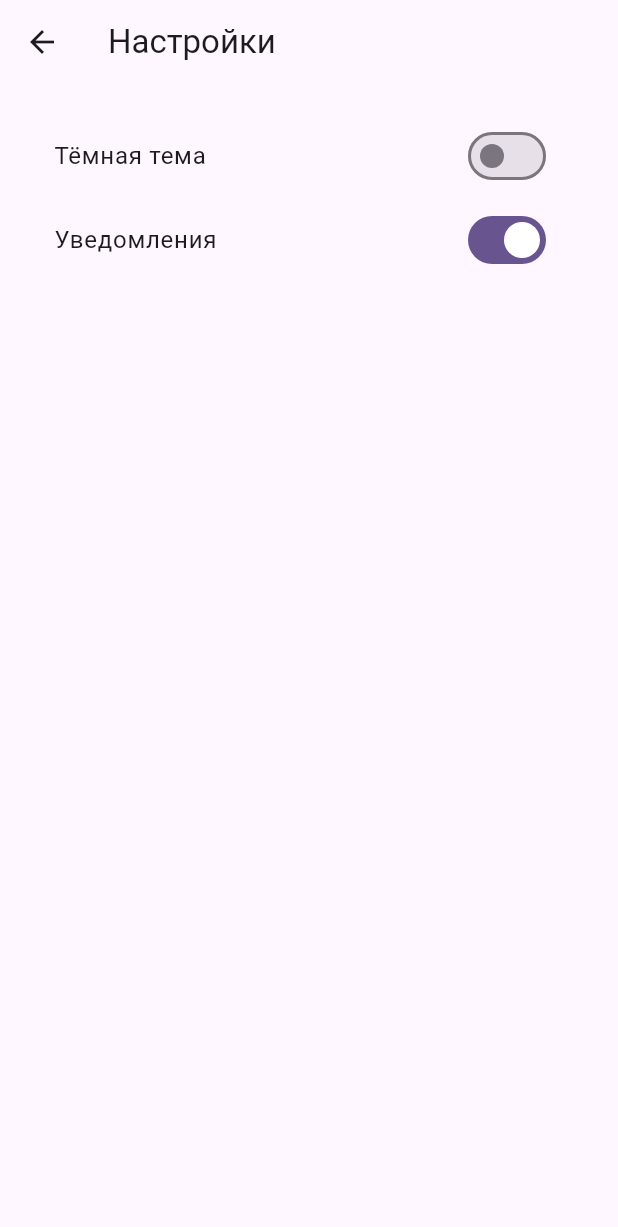
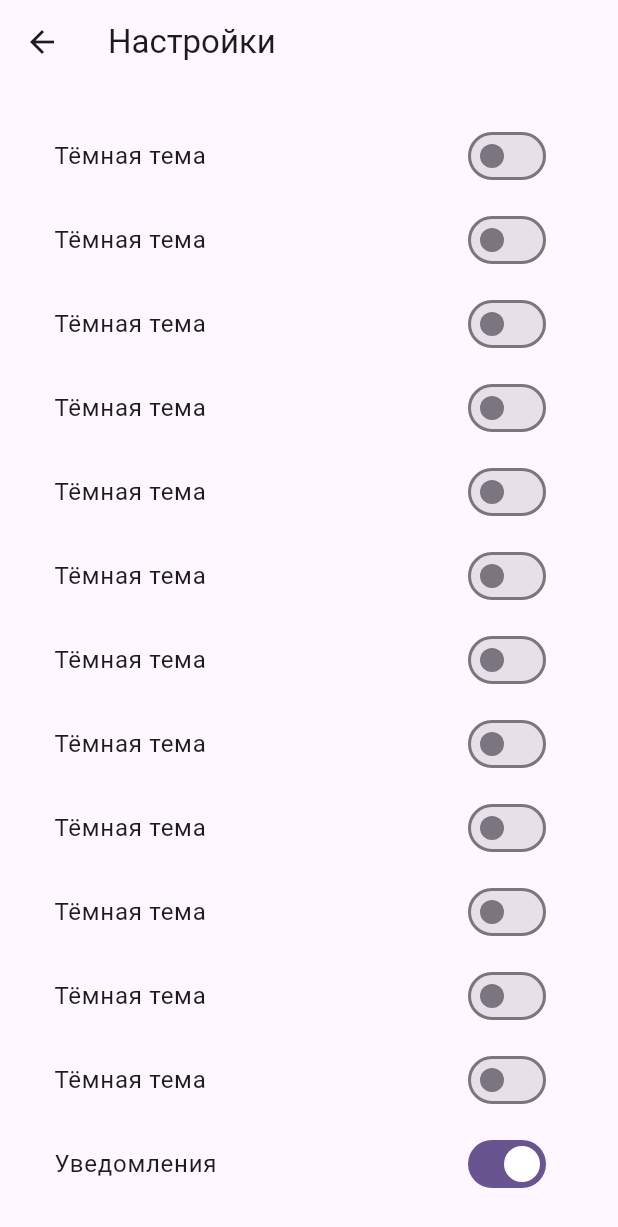
Before and after one commit to VAC2UM/flutter_projects, a Flutter app: the SettingsScreen screen opened directly, on a phone screen of 412 x 824 dp. Shown: the top 1227 px of the screen. Run offline on Flutter 3.47's test engine with Material 3 defaults, Android fonts, the phone set to English and light mode, and no system bars.

Commit message:
Переполнение данных в списке

```diff
--- a/lib/screens/settings_screen.dart
+++ b/lib/screens/settings_screen.dart
@@ -29,6 +29,104 @@ class _SettingsScreenState extends State<SettingsScreen> {
               },
             ),
             SwitchListTile(
+              title: const Text('Тёмная тема'),
+              value: _darkTheme,
+              onChanged: (value) {
+                setState(() {
+                  _darkTheme = value;
+                });
+              },
+            ),
+            SwitchListTile(
+              title: const Text('Тёмная тема'),
+              value: _darkTheme,
+              onChanged: (value) {
+                setState(() {
+                  _darkTheme = value;
+                });
+              },
+            ),
+            SwitchListTile(
+              title: const Text('Тёмная тема'),
+              value: _darkTheme,
+              onChanged: (value) {
+                setState(() {
+                  _darkTheme = value;
+                });
+              },
+            ),            SwitchListTile(
+              title: const Text('Тёмная тема'),
+              value: _darkTheme,
+              onChanged: (value) {
+                setState(() {
+                  _darkTheme = value;
+                });
+              },
+            ),
+            SwitchListTile(
+              title: const Text('Тёмная тема'),
+              value: _darkTheme,
+              onChanged: (value) {
+                setState(() {
+                  _darkTheme = value;
+                });
+              },
+            ),
+            SwitchListTile(
+              title: const Text('Тёмная тема'),
+              value: _darkTheme,
+              onChanged: (value) {
+                setState(() {
+                  _darkTheme = value;
+                });
+              },
+            ),
+            SwitchListTile(
+              title: const Text('Тёмная тема'),
+              value: _darkTheme,
+              onChanged: (value) {
+                setState(() {
+                  _darkTheme = value;
+                });
+              },
+            ),
+            SwitchListTile(
+              title: const Text('Тёмная тема'),
+              value: _darkTheme,
+              onChanged: (value) {
+                setState(() {
+                  _darkTheme = value;
+                });
+              },
+            ),
+            SwitchListTile(
+              title: const Text('Тёмная тема'),
+              value: _darkTheme,
+              onChanged: (value) {
+                setState(() {
+                  _darkTheme = value;
+                });
+              },
+            ),
+            SwitchListTile(
+              title: const Text('Тёмная тема'),
+              value: _darkTheme,
+              onChanged: (value) {
+                setState(() {
+                  _darkTheme = value;
+                });
+              },
+            ),
+            SwitchListTile(
+              title: const Text('Тёмная тема'),
+              value: _darkTheme,
+              onChanged: (value) {
+                setState(() {
+                  _darkTheme = value;
+                });
+              },
+            ),
+            SwitchListTile(
               title: const Text('Уведомления'),
               value: _notifications,
               onChanged: (value) {
```
